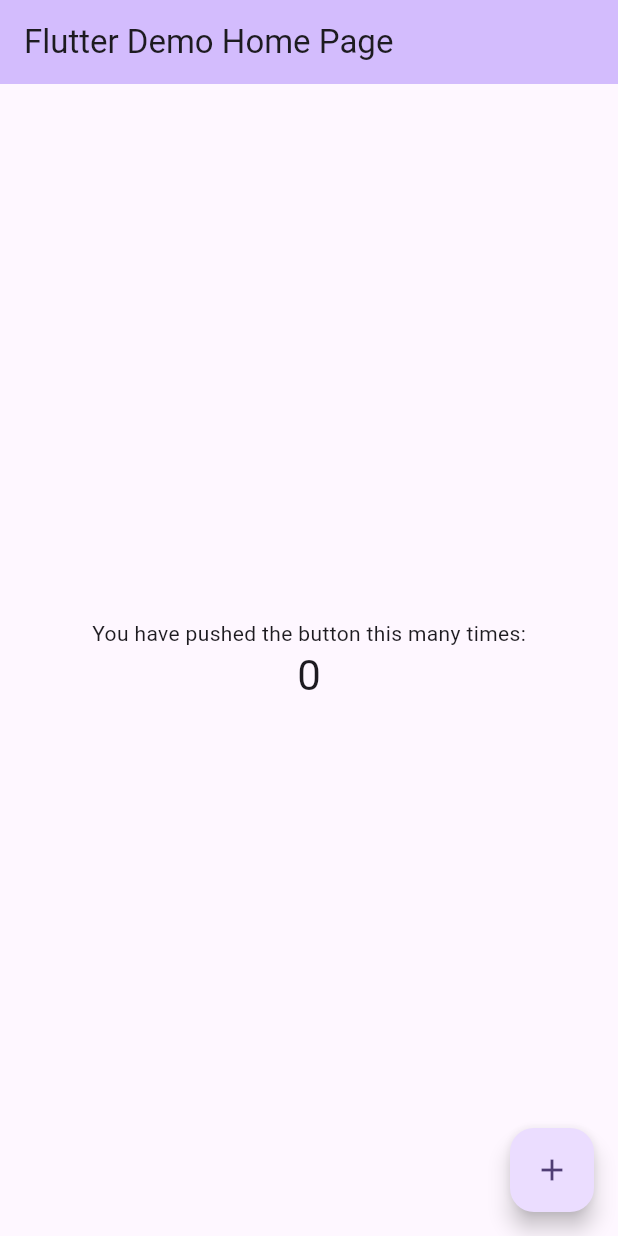
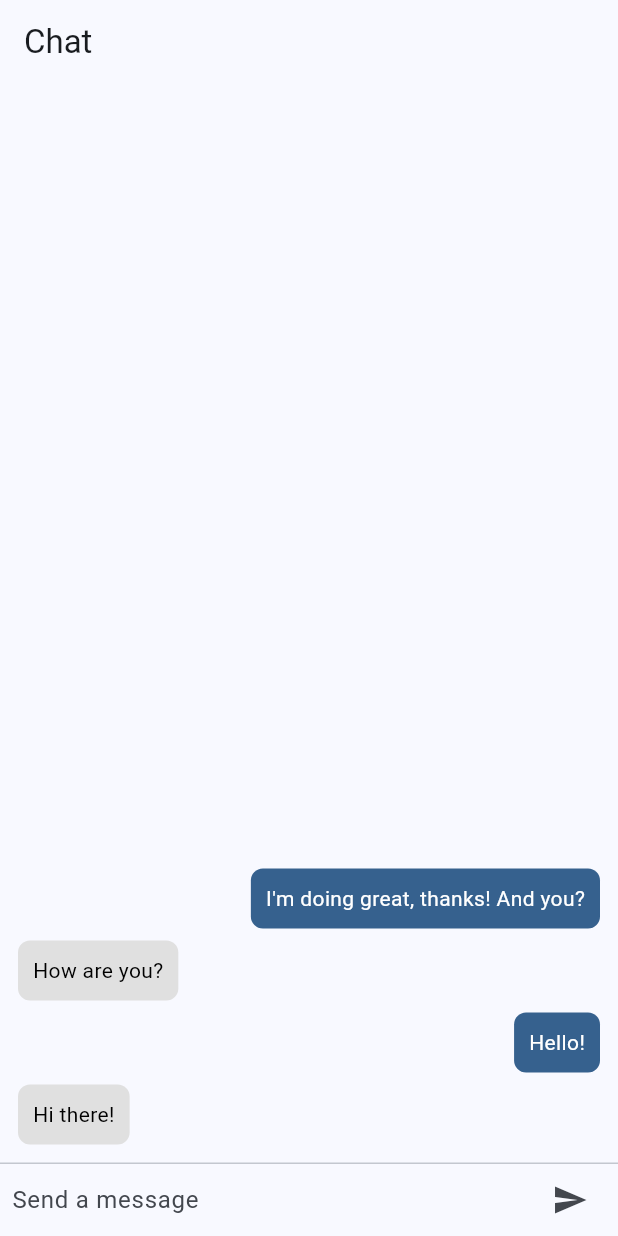
Before and after one commit to could-ai/0198700b-3386-7833-8e2b-d75930502255, a Flutter app: the screen it shows after launch, on a phone screen of 412 x 824 dp. Run offline on Flutter 3.47's test engine with Material 3 defaults, Android fonts, the phone set to English and light mode, and no system bars.

Commit message:
Set up the main application entry point for the chat app, replacing the default counter app with a new ChatScreen as the home page and applying a blue color scheme.; Created a new chat screen with a message list, text input field, and send button. The screen uses a local list of messages for demonstration purposes.; Created a data model for chat messages, defining the structure for a message object with text content and a flag to indicate if the message is from the current user.

```diff
--- /dev/null
+++ b/usr/lib/chat_screen.dart
@@ -0,0 +1,108 @@
+import 'package:flutter/material.dart';
+import 'package:couldai_user_app/models/message.dart';
+
+class ChatScreen extends StatefulWidget {
+  const ChatScreen({super.key});
+
+  @override
+  State<ChatScreen> createState() => _ChatScreenState();
+}
+
+class _ChatScreenState extends State<ChatScreen> {
+  final List<Message> _messages = [
+    Message(text: "Hi there!", isMe: false),
+    Message(text: "Hello!", isMe: true),
+    Message(text: "How are you?", isMe: false),
+    Message(text: "I'm doing great, thanks! And you?", isMe: true),
+  ];
+  final TextEditingController _textController = TextEditingController();
+
+  void _handleSubmitted(String text) {
+    _textController.clear();
+    if (text.isNotEmpty) {
+      setState(() {
+        _messages.insert(0, Message(text: text, isMe: true));
+        // Simulate a reply
+        Future.delayed(const Duration(seconds: 1), () {
+          setState(() {
+            _messages.insert(0, Message(text: "I'm a bot, I can't reply yet.", isMe: false));
+          });
+        });
+      });
+    }
+  }
+
+  Widget _buildTextComposer() {
+    return Container(
+      margin: const EdgeInsets.symmetric(horizontal: 8.0),
+      child: Row(
+        children: <Widget>[
+          Flexible(
+            child: TextField(
+              controller: _textController,
+              onSubmitted: _handleSubmitted,
+              decoration: const InputDecoration.collapsed(hintText: "Send a message"),
+            ),
+          ),
+          IconButton(
+            icon: const Icon(Icons.send),
+            onPressed: () => _handleSubmitted(_textController.text),
+          ),
+        ],
+      ),
+    );
+  }
+
+  @override
+  Widget build(BuildContext context) {
+    return Scaffold(
+      appBar: AppBar(
+        title: const Text("Chat"),
+      ),
+      body: Column(
+        children: <Widget>[
+          Flexible(
+            child: ListView.builder(
+              padding: const EdgeInsets.all(8.0),
+              reverse: true,
+              itemBuilder: (_, int index) {
+                final message = _messages[index];
+                return _buildMessage(message);
+              },
+              itemCount: _messages.length,
+            ),
+          ),
+          const Divider(height: 1.0),
+          Container(
+            decoration: BoxDecoration(color: Theme.of(context).cardColor),
+            child: _buildTextComposer(),
+          ),
+        ],
+      ),
+    );
+  }
+
+  Widget _buildMessage(Message message) {
+    final align = message.isMe ? CrossAxisAlignment.end : CrossAxisAlignment.start;
+    final color = message.isMe ? Theme.of(context).colorScheme.primary : Colors.grey.shade300;
+    final textColor = message.isMe ? Colors.white : Colors.black;
+
+    return Column(
+      crossAxisAlignment: align,
+      children: [
+        Container(
+          margin: const EdgeInsets.all(4.0),
+          padding: const EdgeInsets.all(10.0),
+          decoration: BoxDecoration(
+            color: color,
+            borderRadius: BorderRadius.circular(8.0),
+          ),
+          child: Text(
+            message.text,
+            style: TextStyle(color: textColor),
+          ),
+        ),
+      ],
+    );
+  }
+}
--- a/usr/lib/main.dart
+++ b/usr/lib/main.dart
@@ -1,4 +1,5 @@
 import 'package:flutter/material.dart';
+import 'package:couldai_user_app/chat_screen.dart';
 
 void main() {
   runApp(const MyApp());
@@ -7,114 +8,16 @@ void main() {
 class MyApp extends StatelessWidget {
   const MyApp({super.key});
 
-  // This widget is the root of your application.
   @override
   Widget build(BuildContext context) {
     return MaterialApp(
-      title: 'Flutter Demo',
+      title: 'Chat App',
       debugShowCheckedModeBanner: false,
       theme: ThemeData(
-        // This is the theme of your application.
-        //
-        // TRY THIS: Try running your application with "flutter run". You'll see
-        // the application has a purple toolbar. Then, without quitting the app,
-        // try changing the seedColor in the colorScheme below to Colors.green
-        // and then invoke "hot reload" (save your changes or press the "hot
-        // reload" button in a Flutter-supported IDE, or press "r" if you used
-        // the command line to start the app).
-        //
-        // Notice that the counter didn't reset back to zero; the application
-        // state is not lost during the reload. To reset the state, use hot
-        // restart instead.
-        //
-        // This works for code too, not just values: Most code changes can be
-        // tested with just a hot reload.
-        colorScheme: ColorScheme.fromSeed(seedColor: Colors.deepPurple),
+        colorScheme: ColorScheme.fromSeed(seedColor: Colors.blue),
+        useMaterial3: true,
       ),
-      home: const MyHomePage(title: 'Flutter Demo Home Page'),
+      home: const ChatScreen(),
     );
   }
 }
-
-class MyHomePage extends StatefulWidget {
-  const MyHomePage({super.key, required this.title});
-
-  // This widget is the home page of your application. It is stateful, meaning
-  // that it has a State object (defined below) that contains fields that affect
-  // how it looks.
-
-  // This class is the configuration for the state. It holds the values (in this
-  // case the title) provided by the parent (in this case the App widget) and
-  // used by the build method of the State. Fields in a Widget subclass are
-  // always marked "final".
-
-  final String title;
-
-  @override
-  State<MyHomePage> createState() => _MyHomePageState();
-}
-
-class _MyHomePageState extends State<MyHomePage> {
-  int _counter = 0;
-
-  void _incrementCounter() {
-    setState(() {
-      // This call to setState tells the Flutter framework that something has
-      // changed in this State, which causes it to rerun the build method below
-      // so that the display can reflect the updated values. If we changed
-      // _counter without calling setState(), then the build method would not be
-      // called again, and so nothing would appear to happen.
-      _counter++;
-    });
-  }
-
-  @override
-  Widget build(BuildContext context) {
-    // This method is rerun every time setState is called, for instance as done
-    // by the _incrementCounter method above.
-    //
-    // The Flutter framework has been optimized to make rerunning build methods
-    // fast, so that you can just rebuild anything that needs updating rather
-    // than having to individually change instances of widgets.
-    return Scaffold(
-      appBar: AppBar(
-        // TRY THIS: Try changing the color here to a specific color (to
-        // Colors.amber, perhaps?) and trigger a hot reload to see the AppBar
-        // change color while the other colors stay the same.
-        backgroundColor: Theme.of(context).colorScheme.inversePrimary,
-        // Here we take the value from the MyHomePage object that was created by
-        // the App.build method, and use it to set our appbar title.
-        title: Text(widget.title),
-      ),
-      body: Center(
-        // Center is a layout widget. It takes a single child and positions it
-        // in the middle of the parent.
-        child: Column(
-          // Column is also a layout widget. It takes a list of children and
-          // arranges them vertically. By default, it sizes itself to fit its
-          // children horizontally, and tries to be as tall as its parent.
-          //
-          // Column has various properties to control how it sizes itself and
-          // how it positions its children. Here we use mainAxisAlignment to
-          // center the children vertically; the main axis here is the vertical
-          // axis because Columns are vertical (the cross axis would be
-          // horizontal).
-          //
-          // TRY THIS: Invoke "debug painting" (choose the "Toggle Debug Paint"
-          // action in the IDE, or press "p" in the console), to see the
-          // wireframe for each widget.
-          mainAxisAlignment: MainAxisAlignment.center,
-          children: <Widget>[
-            const Text('You have pushed the button this many times:'),
-            Text('$_counter', style: Theme.of(context).textTheme.headlineMedium),
-          ],
-        ),
-      ),
-      floatingActionButton: FloatingActionButton(
-        onPressed: _incrementCounter,
-        tooltip: 'Increment',
-        child: const Icon(Icons.add),
-      ), // This trailing comma makes auto-formatting nicer for build methods.
-    );
-  }
-}
--- /dev/null
+++ b/usr/lib/models/message.dart
@@ -0,0 +1,6 @@
+class Message {
+  final String text;
+  final bool isMe;
+
+  Message({required this.text, required this.isMe});
+}
```
